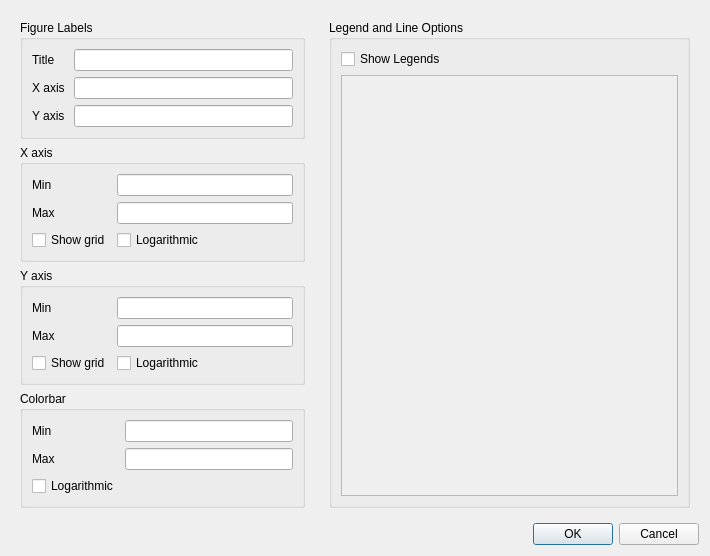
This is mslice/plotting/plot_window/plot_options.ui in mantidproject/mslice as Qt 5 draws it before an edit. The edited form follows.
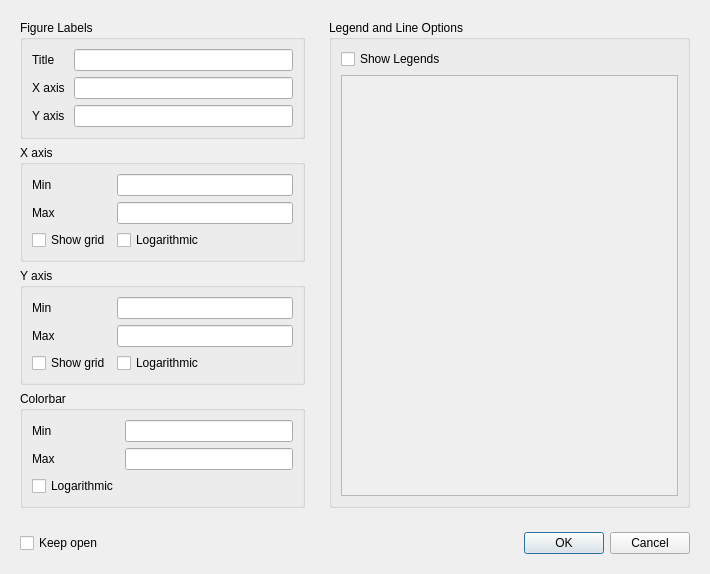
This is the edited form.

Commit message: Re #460 - added keep open option to main plot options

```diff
--- a/mslice/plotting/plot_window/plot_options.ui
+++ b/mslice/plotting/plot_window/plot_options.ui
@@ -342,6 +342,16 @@
     </widget>
    </item>
    <item row="1" column="0" colspan="2">
+    <widget class="QWidget" name="cut_options" native="true">
+     <layout class="QHBoxLayout" name="horizontalLayout_1">
+      <item>
+       <widget class="QCheckBox" name="keep_open">
+        <property name="text">
+         <string>Keep open</string>
+        </property>
+       </widget>
+      </item>
+      <item>
     <widget class="QDialogButtonBox" name="buttonBox">
      <property name="sizePolicy">
       <sizepolicy hsizetype="Minimum" vsizetype="Fixed">
@@ -355,6 +365,9 @@
      <property name="standardButtons">
       <set>QDialogButtonBox::Cancel|QDialogButtonBox::Ok</set>
      </property>
+       </widget>
+      </item>
+     </layout>
     </widget>
    </item>
   </layout>
```
Lines whose indentation alone changed are shown as unchanged. The commit also changes 6 other files.
